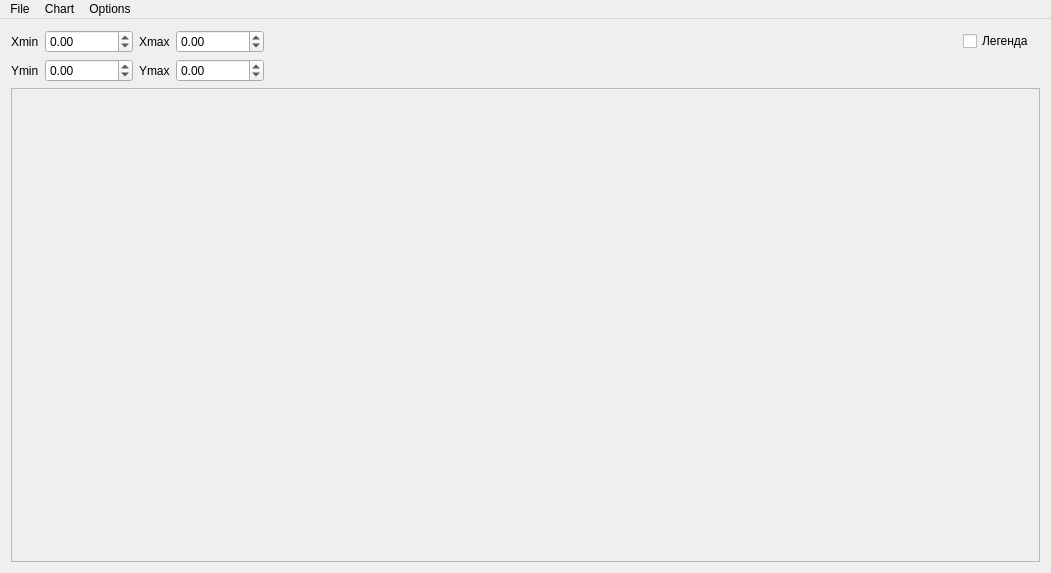
The window that plot_viewer/ui/mainwindow.ui (poteryaevks/plotter) describes before a commit, drawn with Qt 5.
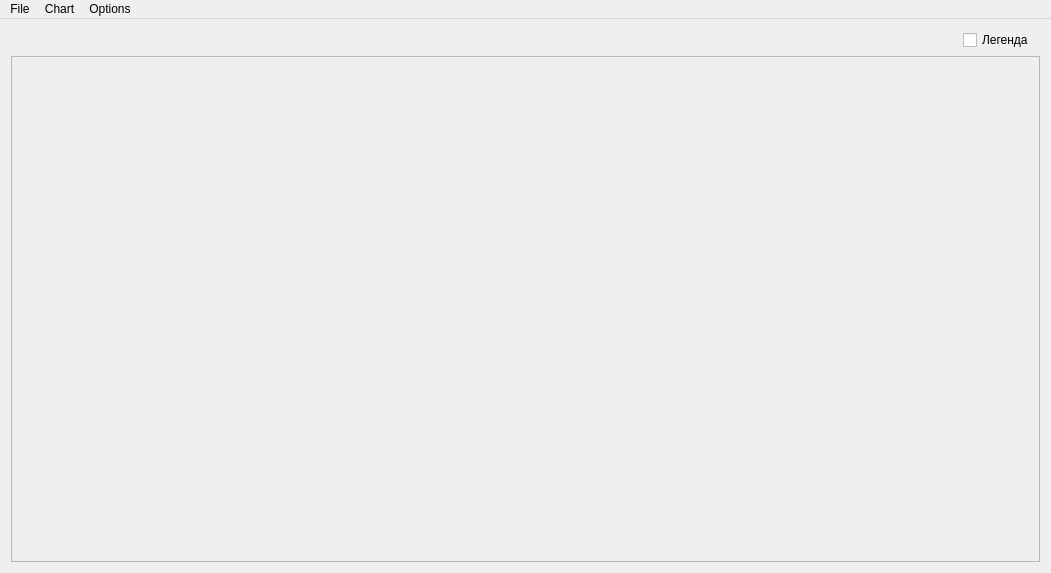
The same window after the commit.

Diff of the .ui file:
```diff
--- a/plot_viewer/ui/mainwindow.ui
+++ b/plot_viewer/ui/mainwindow.ui
@@ -18,37 +18,24 @@
   </property>
   <widget class="QWidget" name="centralWidget">
    <layout class="QGridLayout" name="gridLayout_2">
-    <item row="0" column="4">
-     <widget class="QDoubleSpinBox" name="Xmax">
-      <property name="minimum">
-       <double>-999999.000000000000000</double>
+    <item row="0" column="3">
+     <widget class="QCheckBox" name="cbLegend">
+      <property name="text">
+       <string>Легенда</string>
       </property>
-      <property name="maximum">
-       <double>999999.000000000000000</double>
-      </property>
      </widget>
     </item>
-    <item row="1" column="2">
-     <widget class="QDoubleSpinBox" name="Ymin">
-      <property name="minimum">
-       <double>-999999.000000000000000</double>
+    <item row="1" column="1" colspan="4">
+     <widget class="QFrame" name="frame">
+      <property name="frameShape">
+       <enum>QFrame::StyledPanel</enum>
       </property>
-      <property name="maximum">
-       <double>999999.000000000000000</double>
+      <property name="frameShadow">
+       <enum>QFrame::Raised</enum>
       </property>
      </widget>
     </item>
-    <item row="1" column="4">
-     <widget class="QDoubleSpinBox" name="Ymax">
-      <property name="minimum">
-       <double>-999999.000000000000000</double>
-      </property>
-      <property name="maximum">
-       <double>99999999.000000000000000</double>
-      </property>
-     </widget>
-    </item>
-    <item row="0" column="5">
+    <item row="0" column="2">
      <spacer name="horizontalSpacer">
       <property name="orientation">
        <enum>Qt::Horizontal</enum>
@@ -61,61 +48,6 @@
       </property>
      </spacer>
     </item>
-    <item row="0" column="2">
-     <widget class="QDoubleSpinBox" name="Xmin">
-      <property name="minimum">
-       <double>-999999.000000000000000</double>
-      </property>
-      <property name="maximum">
-       <double>999999.000000000000000</double>
-      </property>
-     </widget>
-    </item>
-    <item row="0" column="3">
-     <widget class="QLabel" name="label_2">
-      <property name="text">
-       <string>Xmax</string>
-      </property>
-     </widget>
-    </item>
-    <item row="1" column="3">
-     <widget class="QLabel" name="label_4">
-      <property name="text">
-       <string>Ymax</string>
-      </property>
-     </widget>
-    </item>
-    <item row="0" column="6">
-     <widget class="QCheckBox" name="cbLegend">
-      <property name="text">
-       <string>Легенда</string>
-      </property>
-     </widget>
-    </item>
-    <item row="1" column="1">
-     <widget class="QLabel" name="label_3">
-      <property name="text">
-       <string>Ymin</string>
-      </property>
-     </widget>
-    </item>
-    <item row="0" column="1">
-     <widget class="QLabel" name="label">
-      <property name="text">
-       <string>Xmin</string>
-      </property>
-     </widget>
-    </item>
-    <item row="2" column="1" colspan="7">
-     <widget class="QFrame" name="frame">
-      <property name="frameShape">
-       <enum>QFrame::StyledPanel</enum>
-      </property>
-      <property name="frameShadow">
-       <enum>QFrame::Raised</enum>
-      </property>
-     </widget>
-    </item>
    </layout>
   </widget>
   <widget class="QMenuBar" name="menuBar">
```
